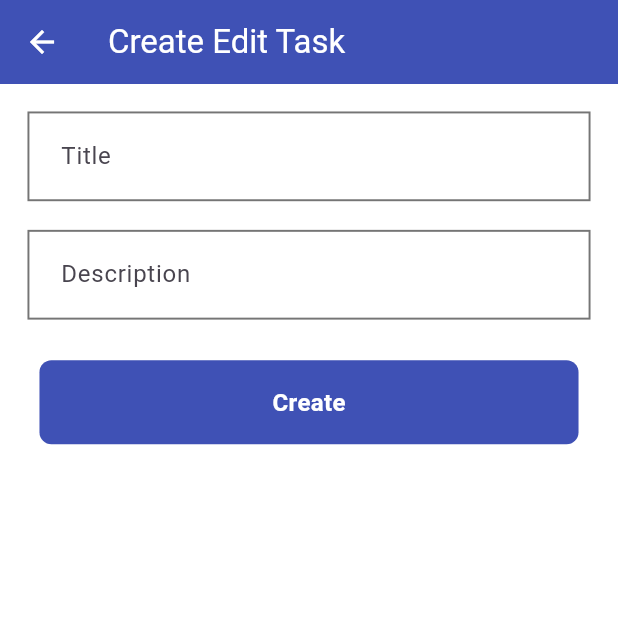
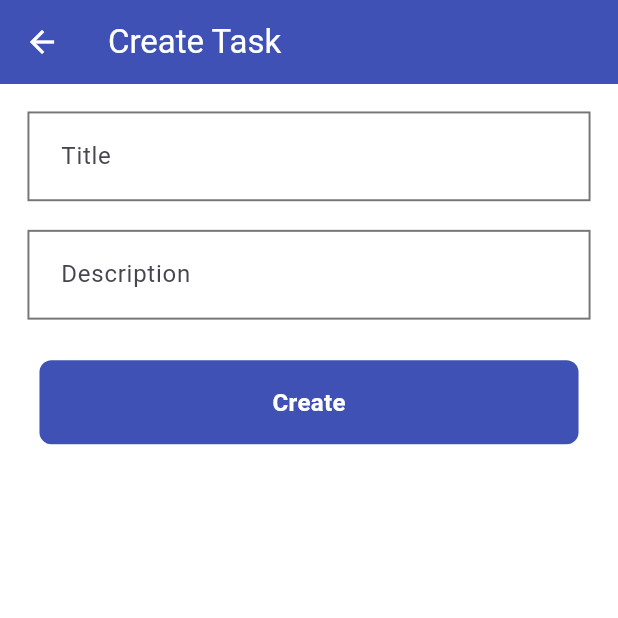
Before and after one commit to minazakaria88/hayat_task, a Flutter app: the HomeScreen screen opened by its route, after a tap on the "add" icon, on a phone screen of 412 x 824 dp, the top half of it. Run offline on Flutter 3.47's test engine with Material 3 defaults, Android fonts, the phone set to English and light mode, and no system bars; our stand-ins replace bloc, dio, flutter_bloc, flutter_screenutil, flutter_secure_storage, freezed_annotation and 4 more; accounts and stored records are empty; network calls fail.

Commit message:
handle edit or create todos

```diff
--- a/lib/core/routing/app_router.dart
+++ b/lib/core/routing/app_router.dart
@@ -11,7 +11,7 @@ import '../../features/profile/presentation/cubit/profile_cubit.dart';
 import '../../injection.dart';
 import '../widgets/main_navigation_scaffold.dart';
 
-enum AppRouter { login, home, register, profile,createEditTask }
+enum AppRouter { login, home, register, profile, createEditTask }
 
 String initialRoute = '/';
 
@@ -29,14 +29,15 @@ final router = GoRouter(
     GoRoute(
       path: '/createEditTask',
       name: AppRouter.createEditTask.name,
-      builder: (context, state){
-        final data= state.extra as Map<String,dynamic>;
+      builder: (context, state) {
+        final data = state.extra as Map<String, dynamic>;
         final cubit = data['cubit'] as HomeCubit;
+        final task = data['task'];
         return BlocProvider.value(
           value: cubit,
-          child: const CreateEditTaskScreen(),
+          child: CreateEditTaskScreen(task: task),
         );
-      }
+      },
     ),
     GoRoute(
       path: '/register',
--- a/lib/features/home/presentation/pages/create_edit_task_screen.dart
+++ b/lib/features/home/presentation/pages/create_edit_task_screen.dart
@@ -4,11 +4,12 @@ import 'package:haya/core/helpers/extensions.dart';
 import 'package:haya/core/helpers/sizes.dart';
 import 'package:haya/core/widgets/app_button.dart';
 import '../../../../core/widgets/my_text_form_field.dart';
+import '../../data/models/task_model.dart';
 import '../cubit/home_cubit.dart';
 
 class CreateEditTaskScreen extends StatefulWidget {
-  const CreateEditTaskScreen({super.key});
-
+  const CreateEditTaskScreen({super.key, this.task});
+  final TaskModel? task;
   @override
   State<CreateEditTaskScreen> createState() => _CreateEditTaskScreenState();
 }
@@ -17,6 +18,24 @@ class _CreateEditTaskScreenState extends State<CreateEditTaskScreen> {
   final _formKey = GlobalKey<FormState>();
   final _titleController = TextEditingController();
   final _descriptionController = TextEditingController();
+  String? taskStatus;
+
+  bool isEditMode() => widget.task != null;
+
+  void initTask() {
+    if (widget.task == null) {
+      return;
+    }
+    _titleController.text = widget.task!.title;
+    _descriptionController.text = widget.task!.description;
+    taskStatus = widget.task!.status;
+  }
+
+  @override
+  void initState() {
+    initTask();
+    super.initState();
+  }
 
   @override
   void dispose() {
@@ -29,7 +48,7 @@ class _CreateEditTaskScreenState extends State<CreateEditTaskScreen> {
   Widget build(BuildContext context) {
     final homeCubit = context.read<HomeCubit>();
     return Scaffold(
-      appBar: AppBar(title: const Text('Create Edit Task')),
+      appBar: AppBar(title: Text(isEditMode() ? 'Edit Task' : 'Create Task')),
       body: Padding(
         padding: EdgeInsets.all(Sizes.pagePadding),
         child: Form(
@@ -65,13 +84,21 @@ class _CreateEditTaskScreenState extends State<CreateEditTaskScreen> {
                   return state.createTaskStatus == CreateTaskStatus.loading
                       ? const Center(child: CircularProgressIndicator())
                       : MyButton(
-                          title: 'Create',
+                          title: isEditMode() ? 'Update' : 'Create',
                           onTap: () {
                             if (_formKey.currentState!.validate()) {
-                              homeCubit.createTodo(
-                                title: _titleController.text,
-                                description: _descriptionController.text,
-                              );
+                              if (isEditMode()) {
+                                // homeCubit.updateTodo(
+                                //   id: widget.task!.id,
+                                //   title: _titleController.text,
+                                //   description: _descriptionController.text,
+                                // );
+                              } else {
+                                homeCubit.createTodo(
+                                  title: _titleController.text,
+                                  description: _descriptionController.text,
+                                );
+                              }
                             }
                           },
                         );
--- a/lib/features/home/presentation/pages/home_screen.dart
+++ b/lib/features/home/presentation/pages/home_screen.dart
@@ -26,9 +26,10 @@ class HomeScreen extends StatelessWidget {
       body: BlocBuilder<HomeCubit, HomeState>(
         builder: (context, state) {
           final tasks = state.tasks ?? [];
-          if(state.getTasksStatus == GetTasksStatus.loading||state.getTasksStatus == GetTasksStatus.initial){
-            return const Center(child: CircularProgressIndicator());}
-          else if (state.getTasksStatus == GetTasksStatus.failure) {
+          if (state.getTasksStatus == GetTasksStatus.loading ||
+              state.getTasksStatus == GetTasksStatus.initial) {
+            return const Center(child: CircularProgressIndicator());
+          } else if (state.getTasksStatus == GetTasksStatus.failure) {
             return Center(child: Text(state.errorMessage ?? ''));
           } else {
             return ListView.separated(
@@ -39,10 +40,7 @@ class HomeScreen extends StatelessWidget {
                   title: Text(tasks[index].title),
                   subtitle: Text(tasks[index].description),
                   trailing: IconButton(
-                    icon: const Icon(
-                      Icons.delete,
-                      color: Colors.red,
-                    ),
+                    icon: const Icon(Icons.delete, color: Colors.red),
                     onPressed: () {
                       //context.read<HomeCubit>().deleteTask(tasks[index].id);
                     },
@@ -50,7 +48,10 @@ class HomeScreen extends StatelessWidget {
                   onTap: () {
                     context.pushNamed(
                       AppRouter.createEditTask.name,
-                      extra: {'cubit': context.read<HomeCubit>(), 'task': tasks[index]},
+                      extra: {
+                        'cubit': context.read<HomeCubit>(),
+                        'task': tasks[index],
+                      },
                     );
                   },
                 );
```
